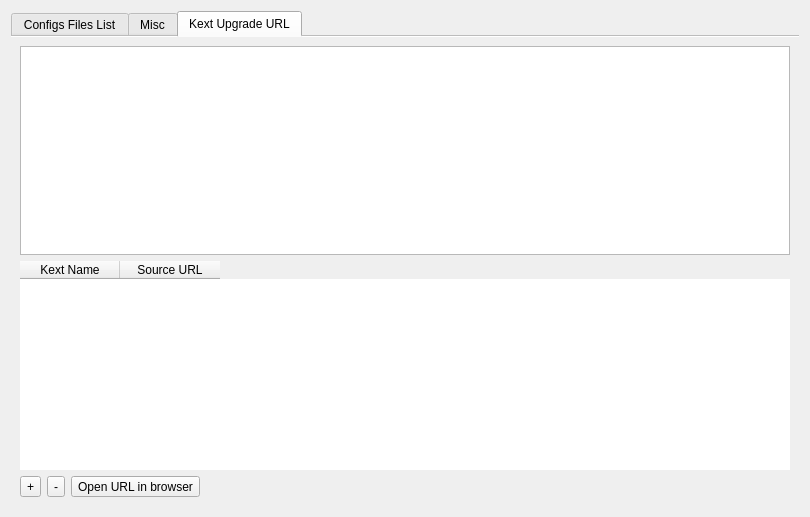
Old version of the form dlgdatabase.ui in the repository ic005k/OCAuxiliaryTools.
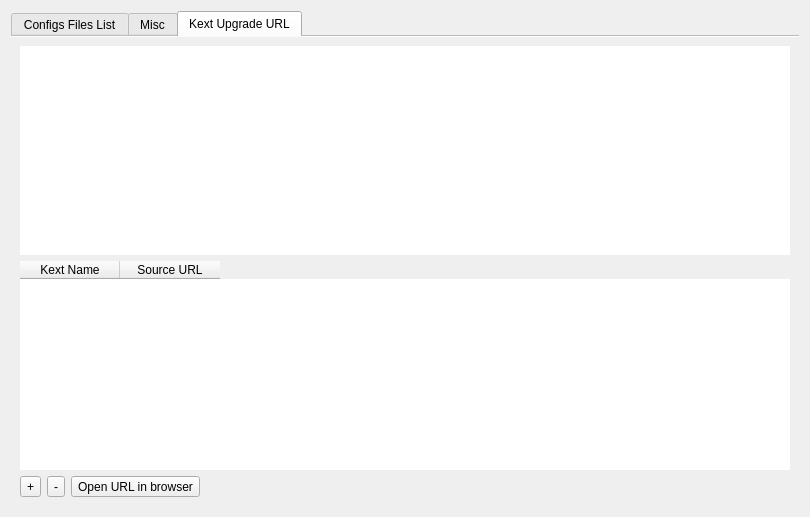
New version of the form. The open tabs and pages were chosen to show the change.

```diff
--- a/dlgdatabase.ui
+++ b/dlgdatabase.ui
@@ -445,6 +445,9 @@
        </item>
        <item row="0" column="0" colspan="4">
         <widget class="QTextEdit" name="textEdit">
+         <property name="frameShape">
+          <enum>QFrame::NoFrame</enum>
+         </property>
          <property name="html">
           <string>&lt;!DOCTYPE HTML PUBLIC &quot;-//W3C//DTD HTML 4.0//EN&quot; &quot;http://www.w3.org/TR/REC-html40/strict.dtd&quot;&gt;
 &lt;html&gt;&lt;head&gt;&lt;meta name=&quot;qrichtext&quot; content=&quot;1&quot; /&gt;&lt;meta charset=&quot;utf-8&quot; /&gt;&lt;style type=&quot;text/css&quot;&gt;
```
Left out of the diff: 2 changed lines with no effect on the pictures.
